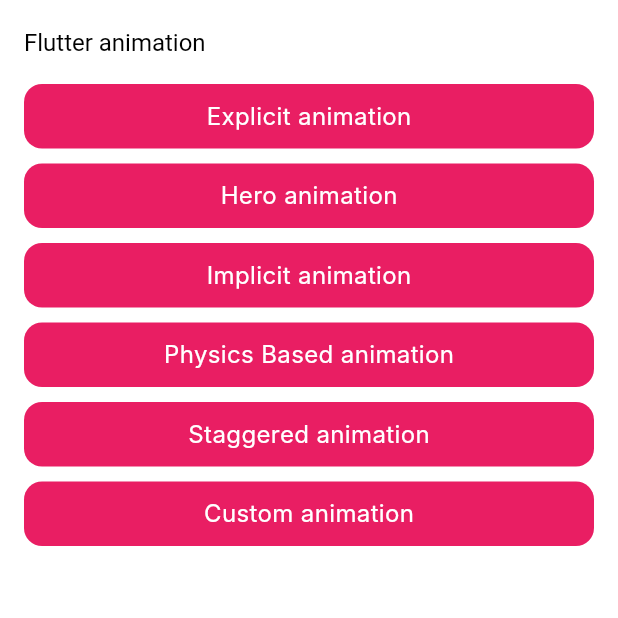
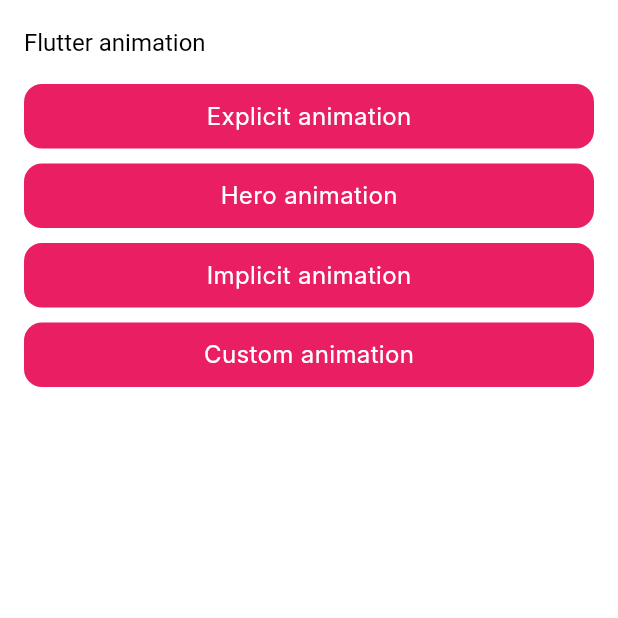
Before and after one commit to AzizEshpolatov/animation_example, a Flutter app: the screen it shows after launch, on a phone screen of 412 x 824 dp, the top half of it. Run offline on Flutter 3.47's test engine with Material 3 defaults, Android fonts, the phone set to English and light mode, and no system bars; Roboto replaces fonts that are missing (Inter).

Commit message:
delete staggered and phisyc

```diff
--- a/lib/animation/animation_main_page.dart
+++ b/lib/animation/animation_main_page.dart
@@ -35,14 +35,6 @@ class AnimationMainPage extends StatelessWidget {
             onTap: () {},
           ),
           CustomButton(
-            text: "Physics Based animation",
-            onTap: () {},
-          ),
-          CustomButton(
-            text: "Staggered animation",
-            onTap: () {},
-          ),
-          CustomButton(
             text: "Custom animation",
             onTap: () => push(MainCustomAnimation(), context: context),
           ),
```
Also changed, not shown: lib/animation/implicit/implicit_animation.dart (added, +10 -0 lines).
